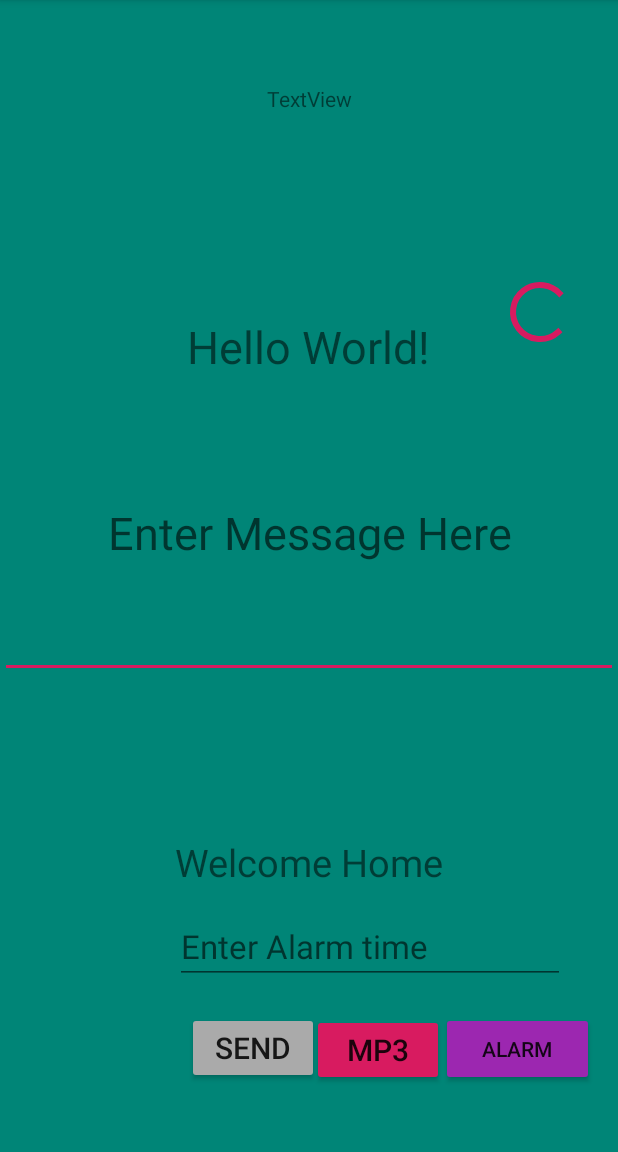
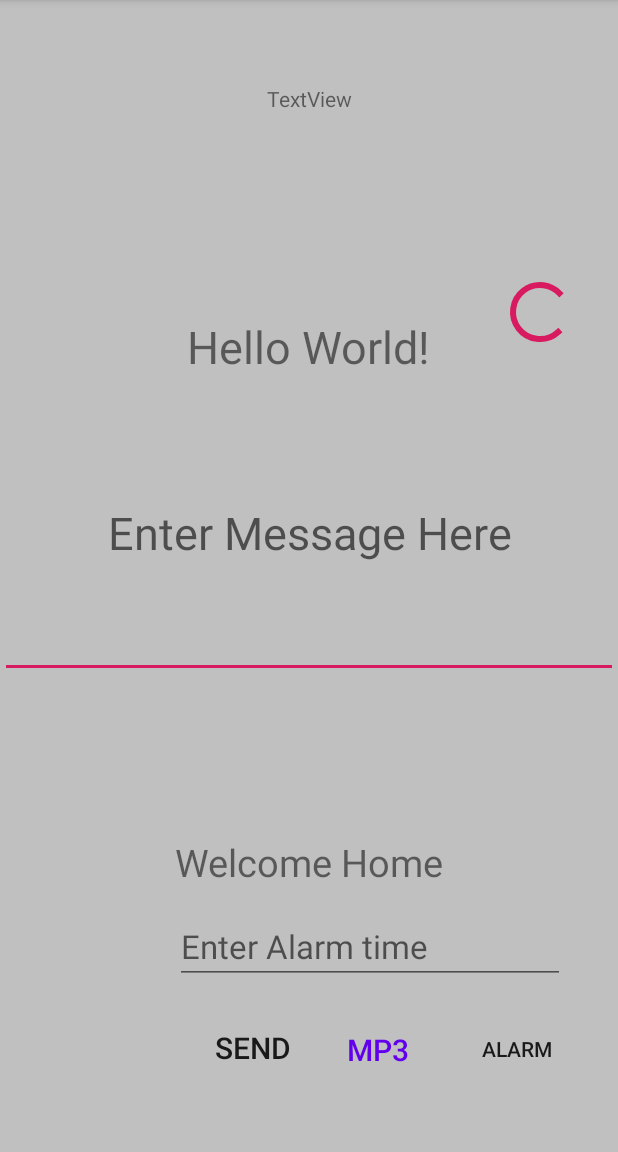
Before and after one commit to stevenakibinge/MyApplication, an Android app: the screen it shows after launch (MainActivity), on a phone screen of 412 x 824 dp, the part 84-1236 px from its top. Run offline under Robolectric (Android 15) with nearby library versions, the phone set to English and light mode, and no system bars.

Commit message:
Material design....making borderless butttons

```diff
--- a/app/src/main/res/layout/activity_main.xml
+++ b/app/src/main/res/layout/activity_main.xml
@@ -5,7 +5,7 @@
     android:layout_width="match_parent"
     android:layout_height="match_parent"
     android:accessibilityLiveRegion="assertive"
-    android:background="@color/colorPrimary"
+    android:background="#C0C0C0"
     android:foregroundTint="@android:color/background_light"
     tools:context=".MainActivity">
     <include
@@ -40,7 +40,9 @@
         app:layout_constraintHorizontal_bias="0.967"
         app:layout_constraintStart_toStartOf="@+id/textView2" />
 
+
     <Button
+        style="@style/Widget.AppCompat.Button.Borderless"
         android:id="@+id/sendButton"
         android:layout_width="wrap_content"
         android:layout_height="wrap_content"
@@ -78,13 +80,16 @@
         app:layout_constraintEnd_toEndOf="parent" />
 
 
+
     <Button
+        style="@style/Widget.AppCompat.Button.Borderless"
         android:id="@+id/button"
         android:layout_width="wrap_content"
         android:layout_height="wrap_content"
         android:layout_marginBottom="44dp"
         android:backgroundTint="@color/colorAccent"
         android:text="mp3"
+       android:textColor="@color/design_default_color_primary"
         android:textAlignment="center"
         android:textSize="20dp"
         app:layout_constraintBottom_toBottomOf="parent"
@@ -105,7 +110,10 @@
         app:layout_constraintStart_toStartOf="parent"
         app:layout_constraintTop_toTopOf="parent" />
 
+
     <Button
+        style="@style/Widget.AppCompat.Button.Borderless"
+
         android:id="@+id/btnalarm"
         android:layout_width="102dp"
         android:layout_height="49dp"
```
